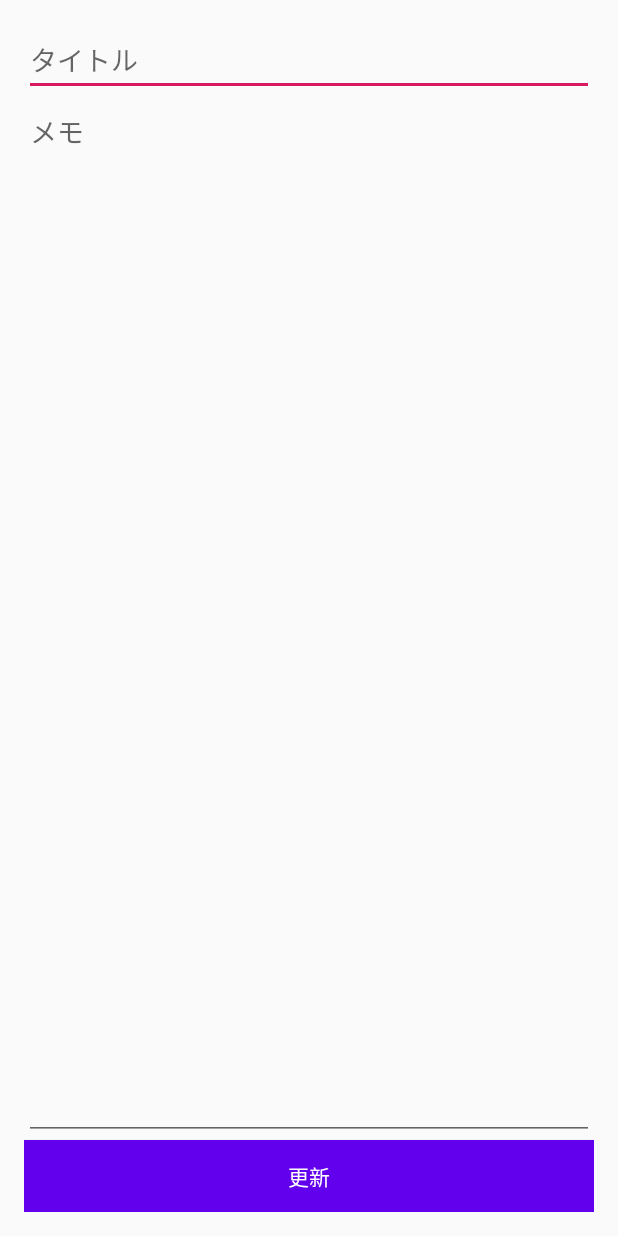
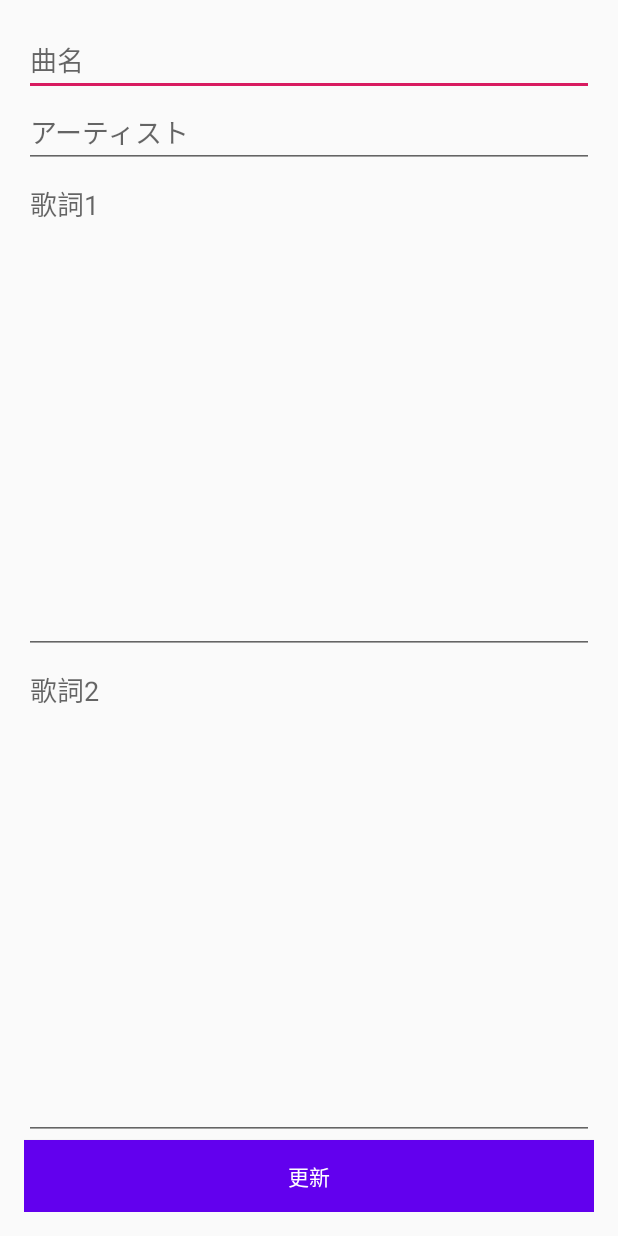
Before and after one commit to koharup/Lyrics, an Android app: the layout activity_detail.xml on its own in the app's theme, with its tools: preview values and no code run, on a phone screen of 412 x 824 dp. Run offline under Robolectric (Android 15) with nearby library versions, the phone set to English and light mode, and no system bars.

```diff
--- a/app/src/main/AndroidManifest.xml
+++ b/app/src/main/AndroidManifest.xml
@@ -9,7 +9,8 @@
         android:roundIcon="@mipmap/ic_launcher_round"
         android:supportsRtl="true"
         android:theme="@style/AppTheme">
-        <activity android:name=".DetailActivity"></activity>
+        <activity android:name=".TranslationActivity"></activity>
+        <activity android:name=".DetailActivity" />
         <activity android:name=".AddActivity" />
         <activity android:name=".MainActivity" />
         <activity android:name=".FirstActivity">
--- a/app/src/main/java/app/sano/picchi/lyrics/Memo.java
+++ b/app/src/main/java/app/sano/picchi/lyrics/Memo.java
@@ -9,5 +9,10 @@ public class Memo extends RealmObject {
     public String updateDate;
     //内容
    public String content;
+   //歌詞１
+  //public String word1;
+    //歌詞２
+  //public String word2;
+
 
 }
--- a/app/src/main/res/layout/activity_add.xml
+++ b/app/src/main/res/layout/activity_add.xml
@@ -27,7 +27,7 @@
             android:inputType="textPersonName" />
 
         <EditText
-            android:id="@+id/mainwordEditText"
+            android:id="@+id/word1EditText"
             android:layout_width="match_parent"
             android:layout_height="0dp"
             android:layout_weight="1"
@@ -37,7 +37,7 @@
             android:inputType="textPersonName" />
 
         <EditText
-            android:id="@+id/subwordEditText"
+            android:id="@+id/word2EditText"
             android:layout_width="match_parent"
             android:layout_height="0dp"
             android:layout_weight="1"
--- a/app/src/main/res/layout/activity_detail.xml
+++ b/app/src/main/res/layout/activity_detail.xml
@@ -1,12 +1,12 @@
 <?xml version="1.0" encoding="utf-8"?>
 <RelativeLayout xmlns:android="http://schemas.android.com/apk/res/android"
     android:layout_width="match_parent"
-    android:layout_height="match_parent">
+    android:layout_height="match_parent"
+    android:layout_margin="16dp">
 
     <LinearLayout
         android:layout_width="match_parent"
         android:layout_height="match_parent"
-        android:layout_margin="16dp"
         android:orientation="vertical">
 
         <EditText
@@ -14,26 +14,47 @@
             android:layout_width="match_parent"
             android:layout_height="wrap_content"
             android:ems="10"
-            android:hint="タイトル"
+            android:hint="曲名"
             android:inputType="textPersonName" />
 
         <EditText
             android:id="@+id/contentEditText"
             android:layout_width="match_parent"
+            android:layout_height="wrap_content"
+            android:ems="10"
+            android:gravity="top"
+            android:hint="アーティスト"
+            android:inputType="textPersonName" />
+
+        <EditText
+            android:id="@+id/word1EditText"
+            android:layout_width="match_parent"
             android:layout_height="0dp"
             android:layout_weight="1"
             android:ems="10"
             android:gravity="top"
-            android:hint="メモ"
+            android:hint="歌詞1"
             android:inputType="textPersonName" />
+
+        <EditText
+            android:id="@+id/word2EditText"
+            android:layout_width="match_parent"
+            android:layout_height="0dp"
+            android:layout_weight="1"
+            android:ems="10"
+            android:gravity="top"
+            android:hint="歌詞2"
+            android:inputType="textPersonName" />
+
 
         <Button
             android:id="@+id/button"
             android:layout_width="match_parent"
             android:layout_height="wrap_content"
             android:background="@color/design_default_color_primary"
-            android:onClick="update"
+            android:onClick="create"
             android:text="更新"
             android:textColor="@android:color/background_light" />
     </LinearLayout>
+
 </RelativeLayout>
```
Also changed, not shown: app/src/main/java/app/sano/picchi/lyrics/AddActivity.kt (+15 -11 lines), app/src/main/java/app/sano/picchi/lyrics/DetailActivity.kt (+44 -26 lines), app/src/main/java/app/sano/picchi/lyrics/MemoAdapter.java (+4 -3 lines), app/src/main/java/app/sano/picchi/lyrics/TranslationActivity.kt (added, +12 -0 lines), app/src/main/res/layout/activity_translation.xml (added, +69 -0 lines).
